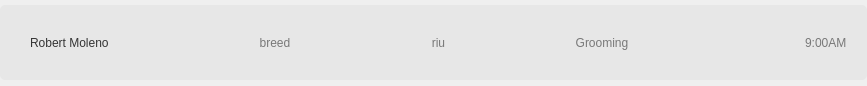
DreddVDomasian/Petmate-Desktop-Application, file Desktop_Application/Frontend/ui-files/AppointmentsTodayCard.ui: the form before one commit.
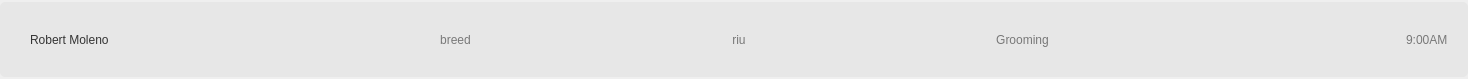
The form after the commit.

```diff
--- a/Desktop_Application/Frontend/ui-files/AppointmentsTodayCard.ui
+++ b/Desktop_Application/Frontend/ui-files/AppointmentsTodayCard.ui
@@ -6,8 +6,8 @@
    <rect>
     <x>0</x>
     <y>0</y>
-    <width>867</width>
-    <height>86</height>
+    <width>1468</width>
+    <height>79</height>
    </rect>
   </property>
   <property name="windowTitle">
@@ -81,6 +81,12 @@
       </property>
       <item>
        <widget class="QLabel" name="appointmentOwner">
+        <property name="maximumSize">
+         <size>
+          <width>284</width>
+          <height>16777215</height>
+         </size>
+        </property>
         <property name="styleSheet">
          <string notr="true">font: 81 14pt &quot;Montserrat Medium&quot;;
 	color:rgb(52, 52, 52);</string>
@@ -88,10 +94,19 @@
         <property name="text">
          <string>Robert Moleno</string>
         </property>
+        <property name="wordWrap">
+         <bool>true</bool>
+        </property>
        </widget>
       </item>
       <item>
        <widget class="QLabel" name="appointmentBreed">
+        <property name="maximumSize">
+         <size>
+          <width>284</width>
+          <height>16777215</height>
+         </size>
+        </property>
         <property name="styleSheet">
          <string notr="true">font: 81 12pt &quot;Montserrat Medium&quot;;
 color: rgb(120, 120, 120);</string>
@@ -106,6 +121,12 @@
       </item>
       <item>
        <widget class="QLabel" name="appointmentPet">
+        <property name="maximumSize">
+         <size>
+          <width>284</width>
+          <height>16777215</height>
+         </size>
+        </property>
         <property name="styleSheet">
          <string notr="true">font: 81 12pt &quot;Montserrat Medium&quot;;
 color: rgb(120, 120, 120);</string>
@@ -120,6 +141,12 @@
       </item>
       <item>
        <widget class="QLabel" name="appointmentService">
+        <property name="maximumSize">
+         <size>
+          <width>284</width>
+          <height>16777215</height>
+         </size>
+        </property>
         <property name="styleSheet">
          <string notr="true">font: 81 12pt &quot;Montserrat Medium&quot;;
 color: rgb(120, 120, 120);</string>
@@ -134,6 +161,12 @@
       </item>
       <item alignment="Qt::AlignRight">
        <widget class="QLabel" name="appointmentTime">
+        <property name="maximumSize">
+         <size>
+          <width>284</width>
+          <height>16777215</height>
+         </size>
+        </property>
         <property name="styleSheet">
          <string notr="true">font: 81 12pt &quot;Montserrat Medium&quot;;
 color: rgb(120, 120, 120);</string>
```
